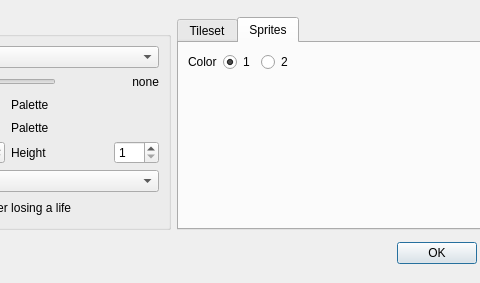
Old version of the form src/propertieswindow.ui in the repository devinacker/kale; both pictures show x 187 to 667 and y 0 to 283 of the 761 by 283 pixel window.
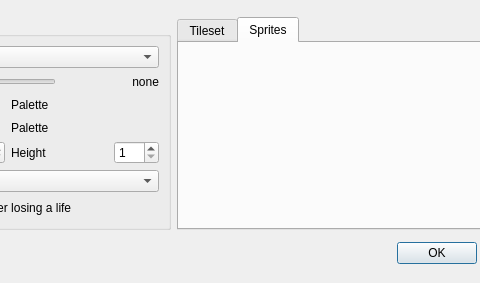
New version of the form.

Commit message: only 2 sprite colors = no more color buttons

The edit to the form file:
```diff
--- a/src/propertieswindow.ui
+++ b/src/propertieswindow.ui
@@ -389,30 +389,6 @@
        <property name="sizeConstraint">
         <enum>QLayout::SetFixedSize</enum>
        </property>
-       <item row="0" column="0">
-        <widget class="QLabel" name="label_Color">
-         <property name="text">
-          <string>Color</string>
-         </property>
-        </widget>
-       </item>
-       <item row="0" column="1">
-        <widget class="QRadioButton" name="radioButton_Color1">
-         <property name="text">
-          <string>1</string>
-         </property>
-         <property name="checked">
-          <bool>true</bool>
-         </property>
-        </widget>
-       </item>
-       <item row="0" column="2">
-        <widget class="QRadioButton" name="radioButton_Color2">
-         <property name="text">
-          <string>2</string>
-         </property>
-        </widget>
-       </item>
       </layout>
      </widget>
     </widget>
```
The commit also changes 5 other files.
